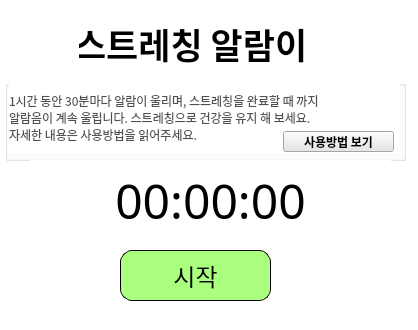
Before: the Qt Designer form Contest_jeh.ui in JangEunhee0317/Contest_jeh, drawn with Qt 5.
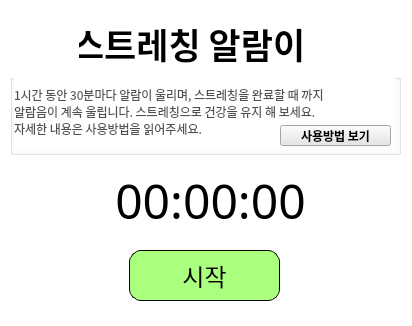
After: the same form once the commit is applied. Icons and pictures are not drawn.

```diff
--- a/Contest_jeh.ui
+++ b/Contest_jeh.ui
@@ -6,8 +6,8 @@
    <rect>
     <x>0</x>
     <y>0</y>
-    <width>418</width>
-    <height>330</height>
+    <width>412</width>
+    <height>326</height>
    </rect>
   </property>
   <property name="font">
@@ -29,7 +29,7 @@
    <widget class="QLabel" name="label">
     <property name="geometry">
      <rect>
-      <x>74</x>
+      <x>72</x>
       <y>13</y>
       <width>331</width>
       <height>61</height>
@@ -78,7 +78,7 @@
    <widget class="QStackedWidget" name="stackedWidget">
     <property name="geometry">
      <rect>
-      <x>110</x>
+      <x>119</x>
       <y>240</y>
       <width>191</width>
       <height>61</height>
@@ -195,9 +195,9 @@
    <widget class="QGroupBox" name="groupBox">
     <property name="geometry">
      <rect>
-      <x>5</x>
-      <y>80</y>
-      <width>401</width>
+      <x>10</x>
+      <y>74</y>
+      <width>391</width>
       <height>81</height>
      </rect>
     </property>
@@ -212,7 +212,7 @@
       <rect>
        <x>4</x>
        <y>2</y>
-       <width>391</width>
+       <width>381</width>
        <height>71</height>
       </rect>
      </property>
@@ -237,7 +237,7 @@
     <widget class="QPushButton" name="btn_menual">
      <property name="geometry">
       <rect>
-       <x>278</x>
+       <x>270</x>
        <y>51</y>
        <width>111</width>
        <height>21</height>
```
